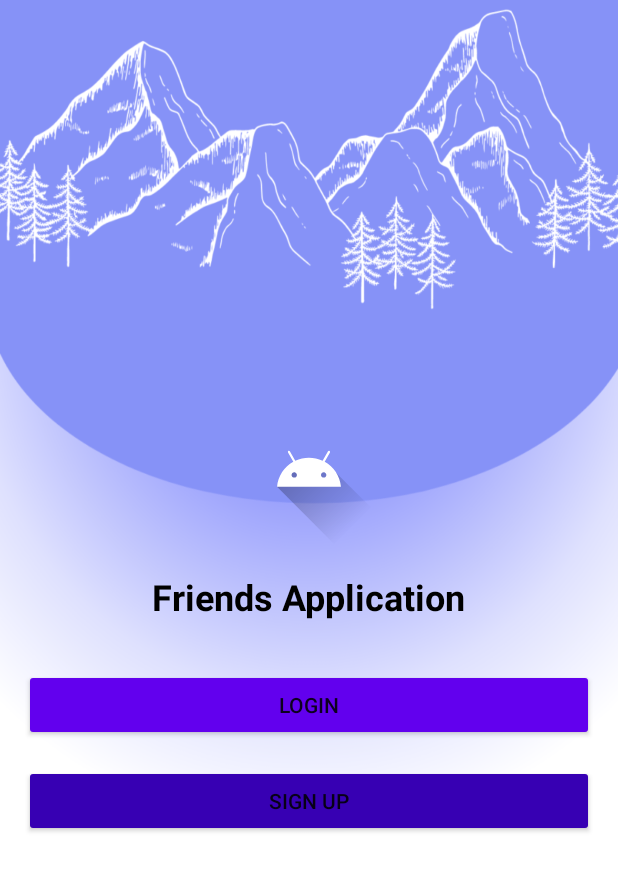
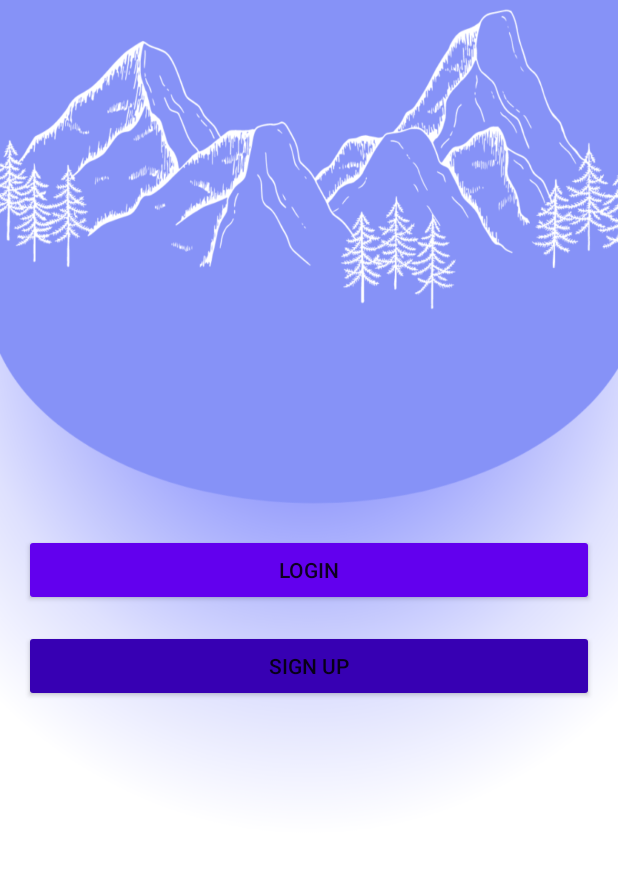
Before and after one commit to nahian00777/Mobile-App-Development-Project, an Android app built with Jetpack Compose: the screen it shows after launch (MainActivity), on a phone screen of 412 x 824 dp. Shown: the top 871 px of the screen. Run offline under Robolectric (Android 15) with nearby library versions, the phone set to English and light mode, and no system bars.

Commit message:
minor tweaks

```diff
--- a/app/src/main/res/layout/opening_page.xml
+++ b/app/src/main/res/layout/opening_page.xml
@@ -8,24 +8,8 @@
     android:padding="16dp">
 
     <!-- App Logo -->
-    <ImageView
-        android:id="@+id/appLogo"
-        android:layout_width="100dp"
-        android:layout_height="100dp"
-        android:layout_marginBottom="16dp"
-        android:contentDescription="@string/app_logo"
-        android:src="@drawable/ic_launcher_foreground" />
 
     <!-- App Title -->
-    <TextView
-        android:id="@+id/appTitle"
-        android:layout_width="wrap_content"
-        android:layout_height="wrap_content"
-        android:layout_marginBottom="32dp"
-        android:text="@string/app_name"
-        android:textColor="@color/black"
-        android:textSize="24sp"
-        android:textStyle="bold" />
 
     <!-- Login Button -->
     <Button
```
